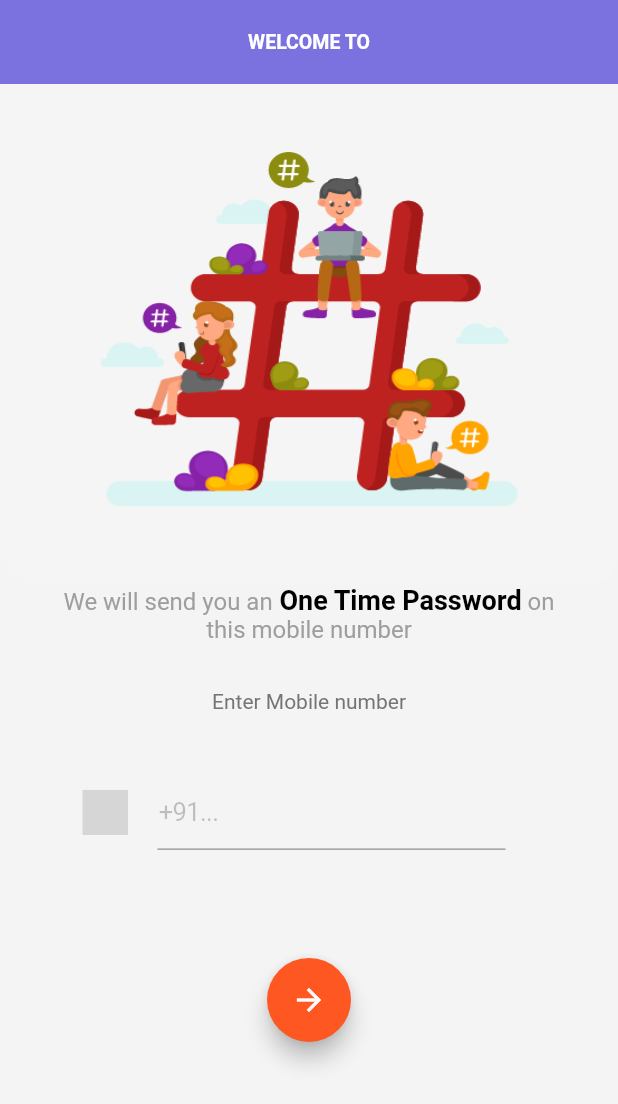
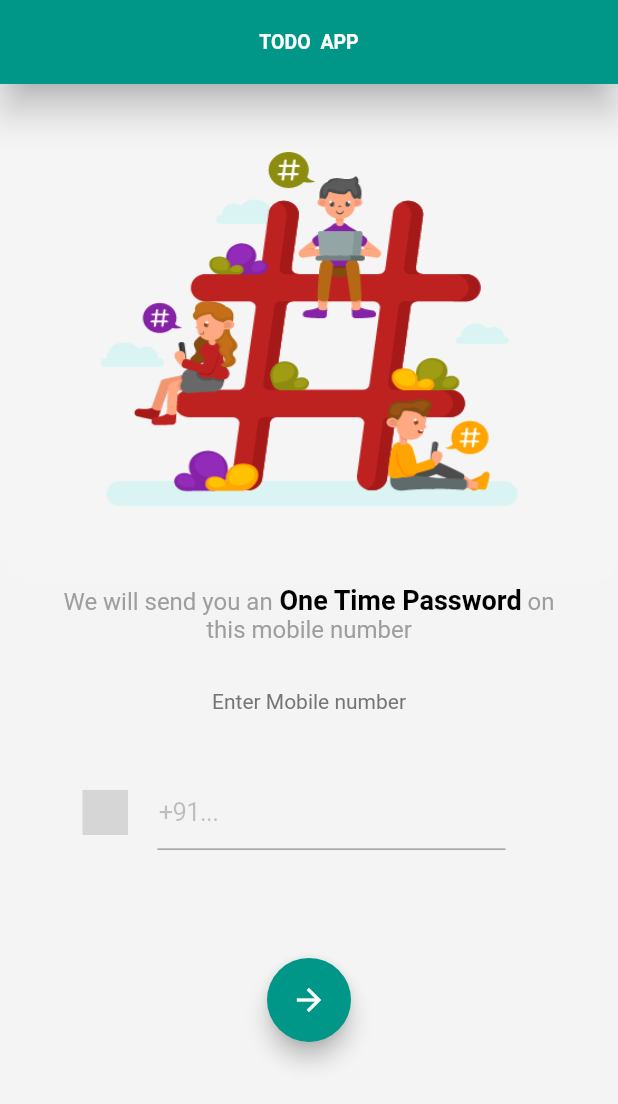
Before and after one commit to tamil-maha/todo_app, a Flutter app: the screen it shows after launch, on a phone screen of 412 x 824 dp. Shown: the top 1104 px of the screen. Run offline on Flutter 3.47's test engine with Material 2 defaults, Android fonts, the light colour scheme and no system bars; our stand-ins replace cloud_firestore, firebase_auth, firebase_core, firebase_database, get_it; missing offline and left inert: flag, numeric_keyboard; accounts and stored records are empty; grey boxes are pictures that could not be loaded.

Commit message:
TODO: testing

```diff
--- a/lib/login/login_page.dart
+++ b/lib/login/login_page.dart
@@ -23,17 +23,15 @@ class _LoginPageState extends State<LoginPage> {
       inAsyncCall: LoginInfo.isSendingOTP,
       child: Scaffold(
         appBar: AppBar(
-          shadowColor: Colors.transparent,
           titleSpacing: 0,
           brightness: Brightness.dark,
-          backgroundColor: Color(0xff7b72df),
           title: Text(
-            'WELCOME TO',
+            'TODO  APP',
             style: TextStyle(
                 fontSize: 13, fontWeight: FontWeight.bold, color: Colors.white),
           ),
           centerTitle: true,
-          elevation: 0,
+          elevation: 10,
         ),
         body:Container(
           color: Color(0xfff4f4f4),
@@ -165,7 +163,7 @@ class _LoginPageState extends State<LoginPage> {
                         context, phoneController.text.toString(), this);
                     setState(() {});
                   },
-                  backgroundColor: Colors.deepOrange,
+                  backgroundColor: Colors.teal,
                   child: Icon(
                     Icons.arrow_forward,
                   ),
--- a/lib/login/verify_otp.dart
+++ b/lib/login/verify_otp.dart
@@ -176,7 +176,7 @@ class _VerifyOTPState extends State<VerifyOTP> {
                                         height: 10,
                                       ),
                                       Text(
-                                        "+91 " + LoginInfo.phoneNumber,
+                                         LoginInfo.phoneNumber,
                                         style: TextStyle(
                                             color: Colors.grey[600],
                                             fontWeight: FontWeight.bold,
```
